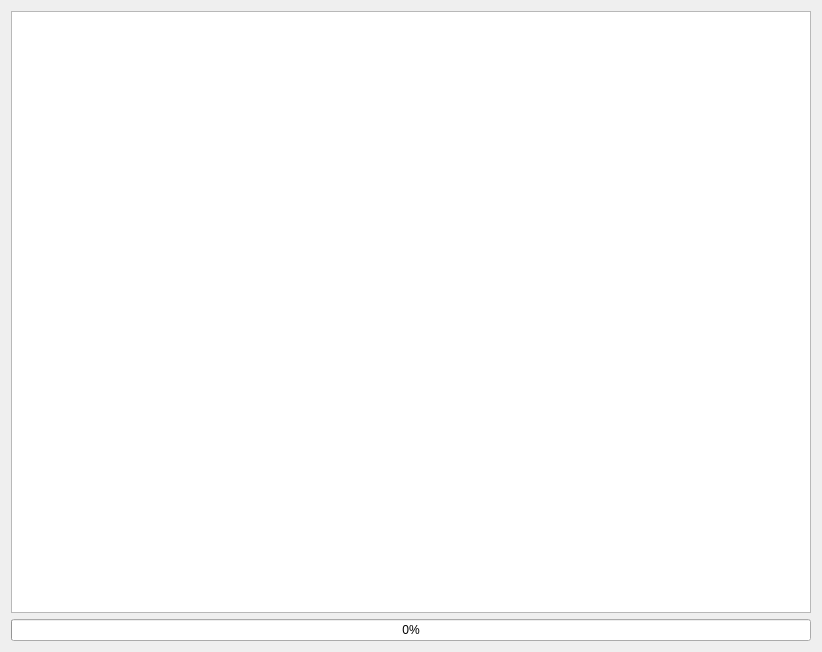
Qt form ecu_operations.ui (miikasyvanen/FastECU) before a commit.
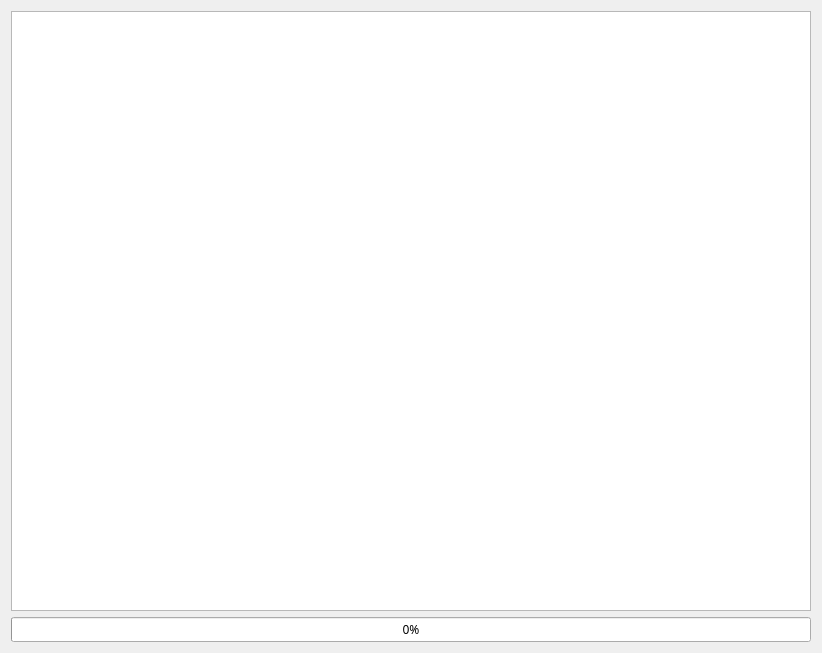
The same form after that commit.

Diff of the .ui file:
```diff
--- a/ecu_operations.ui
+++ b/ecu_operations.ui
@@ -13,6 +13,11 @@
     <height>652</height>
    </rect>
   </property>
+  <property name="font">
+   <font>
+    <family>Ubuntu Mono</family>
+   </font>
+  </property>
   <property name="windowTitle">
    <string>Form</string>
   </property>
@@ -27,6 +32,13 @@
          <height>600</height>
         </size>
        </property>
+       <property name="font">
+        <font>
+         <family>DejaVu Sans Mono</family>
+         <pointsize>10</pointsize>
+         <kerning>false</kerning>
+        </font>
+       </property>
       </widget>
      </item>
      <item>
```
